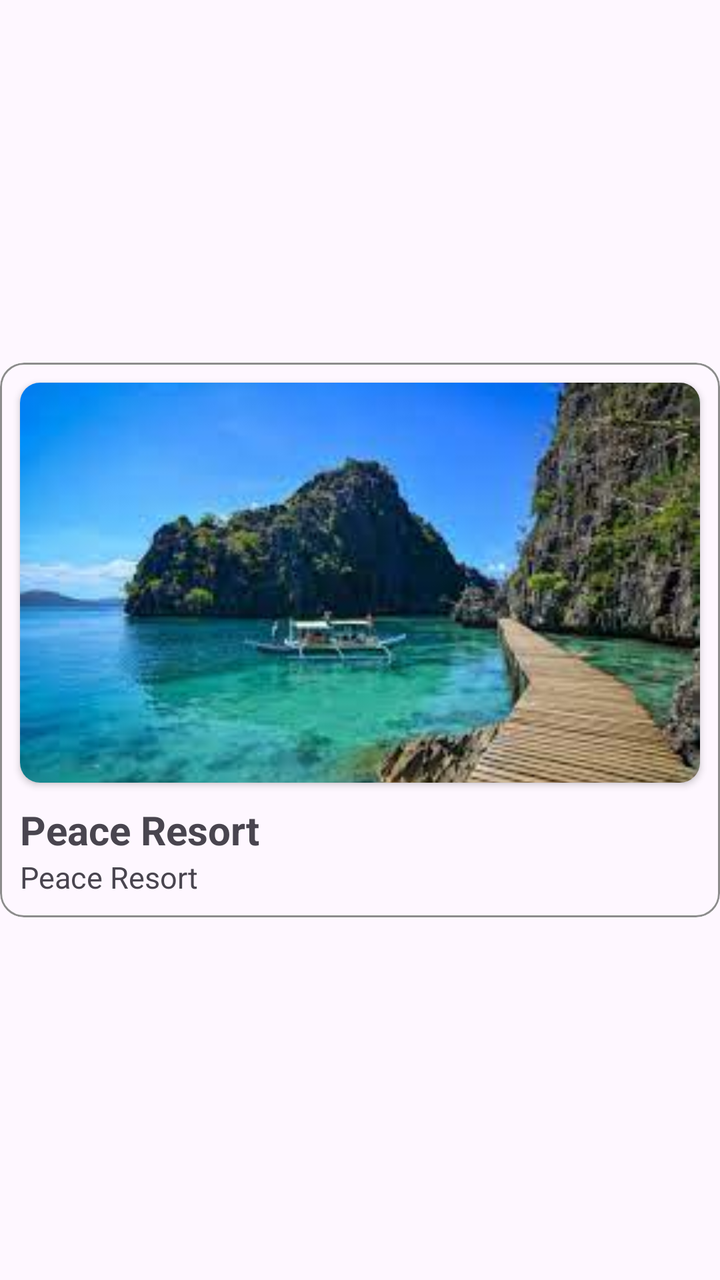
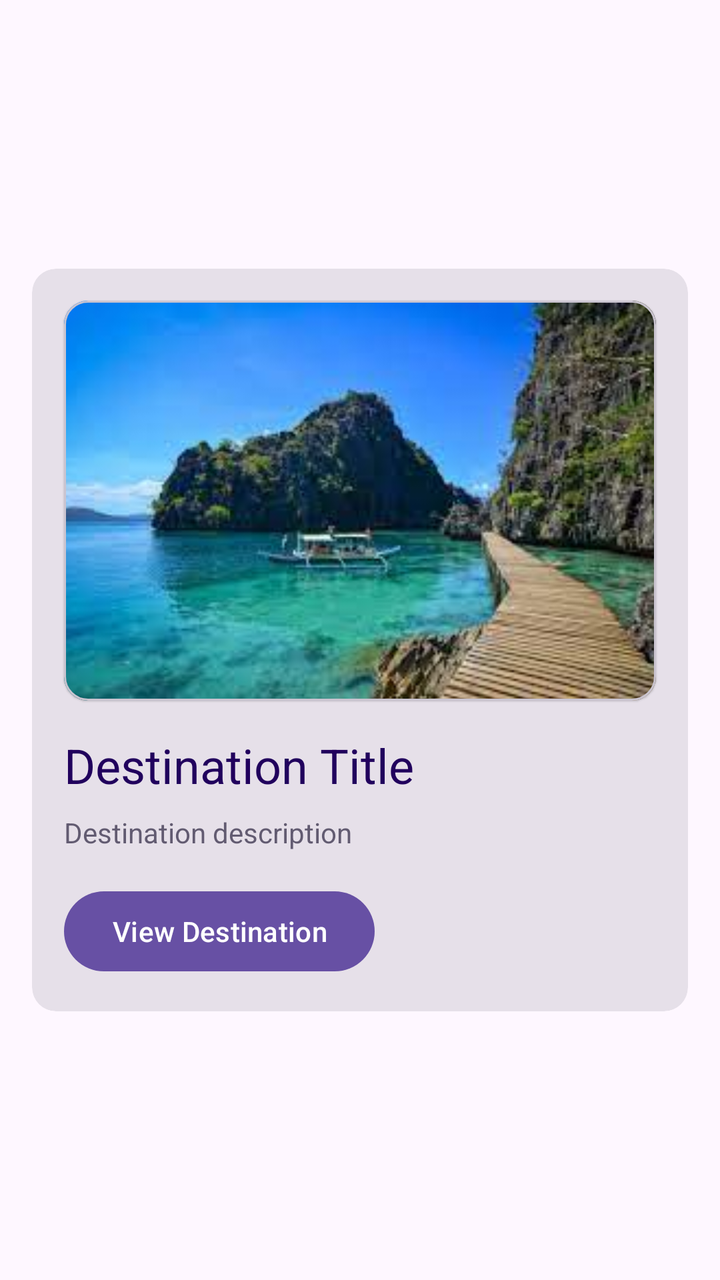

An Android layout rendered at two revisions. The XML below is the earlier revision; the diff shows what the commit changed to produce the second picture.
<!-- AndroidManifest.xml: application theme Theme.RmmcTourism -->
<!-- res/layout/rv_spot_row.xml -->
<?xml version="1.0" encoding="utf-8"?>
<androidx.constraintlayout.widget.ConstraintLayout xmlns:android="http://schemas.android.com/apk/res/android"
    xmlns:app="http://schemas.android.com/apk/res-auto"
    android:layout_width="match_parent"
    android:layout_height="wrap_content"
    android:layout_marginTop="10dp"
    android:layout_marginBottom="10dp">


    <com.google.android.material.card.MaterialCardView
        android:id="@+id/cv_tourist_spot"
        style="@style/Widget.Material3.CardView.Outlined"
        android:elevation="0dp"
        app:strokeColor="#8C8C8C"
        android:background="@color/white"
        android:layout_width="match_parent"
        android:layout_height="wrap_content"
        app:layout_constraintBottom_toBottomOf="parent"
        app:layout_constraintEnd_toEndOf="parent"
        app:layout_constraintStart_toStartOf="parent"
        app:layout_constraintTop_toTopOf="parent">

        <androidx.constraintlayout.widget.ConstraintLayout
            android:layout_width="match_parent"
            android:layout_height="match_parent">


            <androidx.cardview.widget.CardView
                android:id="@+id/cv_image"
                android:layout_width="match_parent"
                android:layout_height="200dp"
                app:cardCornerRadius="10dp"
                app:layout_constraintEnd_toEndOf="parent"
                app:layout_constraintStart_toStartOf="parent"
                app:layout_constraintTop_toTopOf="parent"
                android:layout_marginStart="10dp"
                android:layout_marginTop="10dp"
                android:layout_marginEnd="10dp">

                <ImageView
                    android:id="@+id/img_tourist_spot"
                    android:layout_width="match_parent"
                    android:layout_height="match_parent"
                    android:outlineProvider="none"
                    android:src="@drawable/sample"
                    android:scaleType="centerCrop"
                    android:adjustViewBounds="true"
                    />
            </androidx.cardview.widget.CardView>


            <TextView
                android:id="@+id/tv_tourist_spot_name"
                android:layout_width="wrap_content"
                android:layout_height="wrap_content"
                android:layout_marginStart="10dp"
                android:layout_marginTop="10dp"
                android:text="Peace Resort"
                android:textSize="20sp"
                android:textStyle="bold"
                app:layout_constraintStart_toStartOf="parent"
                app:layout_constraintTop_toBottomOf="@+id/cv_image" />

            <TextView
                android:id="@+id/tv_description"
                android:layout_width="match_parent"
                android:layout_height="wrap_content"
                android:layout_marginStart="10dp"
                android:layout_marginEnd="10dp"
                android:layout_marginBottom="10dp"
                android:text="Peace Resort"
                android:textSize="15sp"
                app:layout_constraintBottom_toBottomOf="parent"
                app:layout_constraintEnd_toEndOf="parent"
                app:layout_constraintStart_toStartOf="parent"
                app:layout_constraintTop_toBottomOf="@+id/tv_tourist_spot_name" />


        </androidx.constraintlayout.widget.ConstraintLayout>

    </com.google.android.material.card.MaterialCardView>

</androidx.constraintlayout.widget.ConstraintLayout>
<!-- resources referenced by this layout -->
<resources>
  <color name="white">#FFFFFFFF</color>
  <!-- drawable sample: jpeg bitmap (drawable, 9227 bytes) -->
  <style name="Theme.RmmcTourism" parent="Base.Theme.RmmcTourism" />
  <style name="Base.Theme.RmmcTourism" parent="Theme.Material3.DayNight.NoActionBar">
          
          
      </style>
</resources>

<!-- the commit's change to res/layout/rv_spot_row.xml (unified diff, before → after) -->
@@ -1,20 +1,18 @@
 <?xml version="1.0" encoding="utf-8"?>
 <androidx.constraintlayout.widget.ConstraintLayout xmlns:android="http://schemas.android.com/apk/res/android"
     xmlns:app="http://schemas.android.com/apk/res-auto"
+    xmlns:tools="http://schemas.android.com/tools"
     android:layout_width="match_parent"
-    android:layout_height="wrap_content"
-    android:layout_marginTop="10dp"
-    android:layout_marginBottom="10dp">
-
+    android:layout_height="wrap_content">
 
     <com.google.android.material.card.MaterialCardView
-        android:id="@+id/cv_tourist_spot"
-        style="@style/Widget.Material3.CardView.Outlined"
-        android:elevation="0dp"
-        app:strokeColor="#8C8C8C"
-        android:background="@color/white"
-        android:layout_width="match_parent"
+        style="@style/Widget.Material3.CardView.Filled"
+        android:layout_width="0dp"
         android:layout_height="wrap_content"
+        android:layout_marginStart="16dp"
+        android:layout_marginTop="8dp"
+        android:layout_marginEnd="16dp"
+        android:layout_marginBottom="8dp"
         app:layout_constraintBottom_toBottomOf="parent"
         app:layout_constraintEnd_toEndOf="parent"
         app:layout_constraintStart_toStartOf="parent"
@@ -24,60 +22,70 @@
             android:layout_width="match_parent"
             android:layout_height="match_parent">
 
-
-            <androidx.cardview.widget.CardView
-                android:id="@+id/cv_image"
-                android:layout_width="match_parent"
+            <com.google.android.material.card.MaterialCardView
+                android:id="@+id/materialCardView"
+                android:layout_width="0dp"
                 android:layout_height="200dp"
-                app:cardCornerRadius="10dp"
+                android:layout_marginStart="16dp"
+                android:layout_marginTop="16dp"
+                android:layout_marginEnd="16dp"
+                app:cardElevation="@dimen/material_emphasis_medium"
                 app:layout_constraintEnd_toEndOf="parent"
                 app:layout_constraintStart_toStartOf="parent"
-                app:layout_constraintTop_toTopOf="parent"
-                android:layout_marginStart="10dp"
-                android:layout_marginTop="10dp"
-                android:layout_marginEnd="10dp">
+                app:layout_constraintTop_toTopOf="parent">
 
-                <ImageView
-                    android:id="@+id/img_tourist_spot"
+                <androidx.constraintlayout.widget.ConstraintLayout
                     android:layout_width="match_parent"
-                    android:layout_height="match_parent"
-                    android:outlineProvider="none"
-                    android:src="@drawable/sample"
-                    android:scaleType="centerCrop"
-                    android:adjustViewBounds="true"
-                    />
-            </androidx.cardview.widget.CardView>
+                    android:layout_height="match_parent">
 
+                    <ImageView
+                        android:id="@+id/imageView5"
+                        android:layout_width="0dp"
+                        android:layout_height="0dp"
+                        android:scaleType="centerCrop"
+                        app:layout_constraintBottom_toBottomOf="parent"
+                        app:layout_constraintEnd_toEndOf="parent"
+                        app:layout_constraintStart_toStartOf="parent"
+                        app:layout_constraintTop_toTopOf="parent"
+                        app:srcCompat="@drawable/sample" />
+                </androidx.constraintlayout.widget.ConstraintLayout>
+            </com.google.android.material.card.MaterialCardView>
 
             <TextView
-                android:id="@+id/tv_tourist_spot_name"
+                android:id="@+id/textView8"
+                android:layout_width="0dp"
+                android:layout_height="wrap_content"
+                android:layout_marginTop="16dp"
+                android:text="Destination Title"
+                android:textColor="?attr/colorOnPrimaryContainer"
+                android:textSize="24sp"
+                app:layout_constraintEnd_toEndOf="@+id/materialCardView"
+                app:layout_constraintHorizontal_bias="0.0"
+                app:layout_constraintStart_toStartOf="@+id/materialCardView"
+                app:layout_constraintTop_toBottomOf="@+id/materialCardView" />
+
+            <TextView
+                android:id="@+id/textView9"
+                android:layout_width="0dp"
+                android:layout_height="wrap_content"
+                android:layout_marginTop="8dp"
+                android:text="Destination description"
+                android:textColor="?attr/colorSecondary"
+                app:layout_constraintEnd_toEndOf="@+id/textView8"
+                app:layout_constraintStart_toStartOf="@+id/textView8"
+                app:layout_constraintTop_toBottomOf="@+id/textView8" />
+
+            <Button
+                android:id="@+id/button"
                 android:layout_width="wrap_content"
                 android:layout_height="wrap_content"
-                android:layout_marginStart="10dp"
-                android:layout_marginTop="10dp"
-                android:text="Peace Resort"
-                android:textSize="20sp"
-                android:textStyle="bold"
-                app:layout_constraintStart_toStartOf="parent"
-                app:layout_constraintTop_toBottomOf="@+id/cv_image" />
-
-            <TextView
-                android:id="@+id/tv_description"
-                android:layout_width="match_parent"
-                android:layout_height="wrap_content"
-                android:layout_marginStart="10dp"
-                android:layout_marginEnd="10dp"
-                android:layout_marginBottom="10dp"
-                android:text="Peace Resort"
-                android:textSize="15sp"
+                android:layout_marginTop="16dp"
+                android:layout_marginBottom="16dp"
+                android:text="View Destination"
                 app:layout_constraintBottom_toBottomOf="parent"
-                app:layout_constraintEnd_toEndOf="parent"
-                app:layout_constraintStart_toStartOf="parent"
-                app:layout_constraintTop_toBottomOf="@+id/tv_tourist_spot_name" />
-
-
+                app:layout_constraintStart_toStartOf="@+id/textView9"
+                app:layout_constraintTop_toBottomOf="@+id/textView9"
+                app:layout_constraintVertical_bias="0.0" />
         </androidx.constraintlayout.widget.ConstraintLayout>
-
     </com.google.android.material.card.MaterialCardView>
-
 </androidx.constraintlayout.widget.ConstraintLayout>
<!-- resource entries referenced after the edit -->
@@ -1,6 +1,5 @@
 <!-- resources referenced by this layout -->
 <resources>
-  <color name="white">#FFFFFFFF</color>
   <!-- drawable sample: jpeg bitmap (drawable, 9227 bytes) -->
   <style name="Theme.RmmcTourism" parent="Base.Theme.RmmcTourism" />
   <style name="Base.Theme.RmmcTourism" parent="Theme.Material3.DayNight.NoActionBar">
